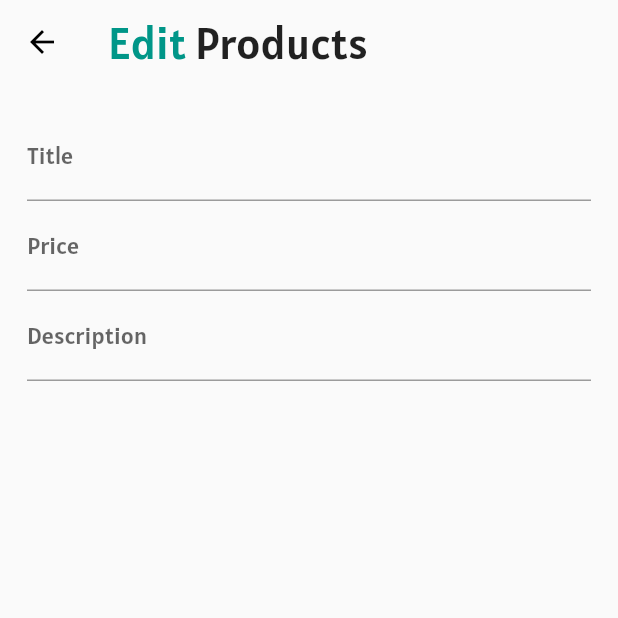
After one commit to ankitsharma99/shop-app, a Flutter app: the EditProductScreen screen opened by its route, on a phone screen of 412 x 824 dp, the top half of it. The commit adds this screen. Run offline on Flutter 3.47's test engine with Material 2 defaults, Android fonts, the phone set to English and light mode, and no system bars; missing offline and left inert: dart:ffi; network calls fail.

Commit message:
Editing Products for ordering items feature added

```diff
--- /dev/null
+++ b/lib/Screens/edit_product_screen.dart
@@ -0,0 +1,82 @@
+import 'package:flutter/material.dart';
+
+class EditProductScreen extends StatefulWidget {
+  static const routeName = '/edit-product';
+  @override
+  _EditProductScreenState createState() => _EditProductScreenState();
+}
+
+class _EditProductScreenState extends State<EditProductScreen> {
+  //FocusNode is a class built into flutter and we instantiate it here!
+  final _priceFocusNode = FocusNode();
+  @override
+  Widget build(BuildContext context) {
+    return Scaffold(
+      appBar: AppBar(
+        backgroundColor: Colors.transparent,
+        elevation: 0,
+        title: Row(
+          mainAxisAlignment: MainAxisAlignment.start,
+          children: [
+            GestureDetector(
+              onTap: () {},
+              child: Text(
+                "Edit ",
+                style: TextStyle(
+                  fontSize: 30,
+                  color: Colors.teal,
+                ),
+              ),
+            ),
+            Text(
+              "Products",
+              style: TextStyle(
+                fontSize: 30,
+              ),
+            ),
+          ],
+        ),
+      ),
+      //Form gets submitted and validated together
+      body: Padding(
+        padding: const EdgeInsets.all(18.0),
+        child: Form(
+          child: ListView(
+            children: [
+              //TextFormFields are automatically connected to Form widgets
+              TextFormField(
+                decoration: InputDecoration(
+                  labelText: 'Title',
+                ),
+                textInputAction: TextInputAction.next,
+                onFieldSubmitted: (_) {
+                  //When he next button is presswd on the soft key board, this helps in passing the control to focusNode at line number 64
+                  FocusScope.of(context).requestFocus(_priceFocusNode);
+                },
+              ),
+              // Spacer(),
+              TextFormField(
+                decoration: InputDecoration(
+                  labelText: 'Price',
+                ),
+                textInputAction: TextInputAction.next,
+                keyboardType: TextInputType.number,
+                focusNode: _priceFocusNode,
+              ),
+              TextFormField(
+                decoration: InputDecoration(
+                  labelText: 'Description',
+                ),
+                textInputAction: TextInputAction.next,
+                onFieldSubmitted: (_) {
+                  //When he next button is presswd on the soft key board, this helps in passing the control to focusNode at line number 64
+                  FocusScope.of(context).requestFocus(_priceFocusNode);
+                },
+              ),
+            ],
+          ),
+        ),
+      ),
+    );
+  }
+}
--- a/lib/Screens/user_products_screen.dart
+++ b/lib/Screens/user_products_screen.dart
@@ -1,8 +1,9 @@
 import 'package:flutter/material.dart';
 import 'package:provider/provider.dart';
 import '../providers/products_provider.dart';
-
+import './edit_product_screen.dart';
 import '../Widgets/user_product_item.dart';
+import '../Widgets/app_drawer.dart';
 
 class UserProductsScreen extends StatelessWidget {
   static const routeName = '/userpscreen';
@@ -37,10 +38,13 @@ class UserProductsScreen extends StatelessWidget {
         actions: [
           IconButton(
             icon: Icon(Icons.add),
-            onPressed: () {},
+            onPressed: () {
+              Navigator.of(context).pushNamed(EditProductScreen.routeName);
+            },
           )
         ],
       ),
+      drawer: AppDrawer(),
       body: Padding(
         padding: const EdgeInsets.all(5),
         child: ListView.builder(
--- a/lib/main.dart
+++ b/lib/main.dart
@@ -8,6 +8,7 @@ import './providers/products_provider.dart';
 import './providers/cart.dart';
 import './Screens/cart_screen.dart';
 import 'Screens/user_products_screen.dart';
+import 'Screens/edit_product_screen.dart';
 
 void main() {
   runApp(MyApp());
@@ -42,6 +43,7 @@ class MyApp extends StatelessWidget {
           CartScreen.routeName: (ctx) => CartScreen(),
           OrdersScreen.routeName: (ctx) => OrdersScreen(),
           UserProductsScreen.routeName: (ctx) => UserProductsScreen(),
+          EditProductScreen.routeName: (ctx) => EditProductScreen(),
         },
       ),
     );
```
